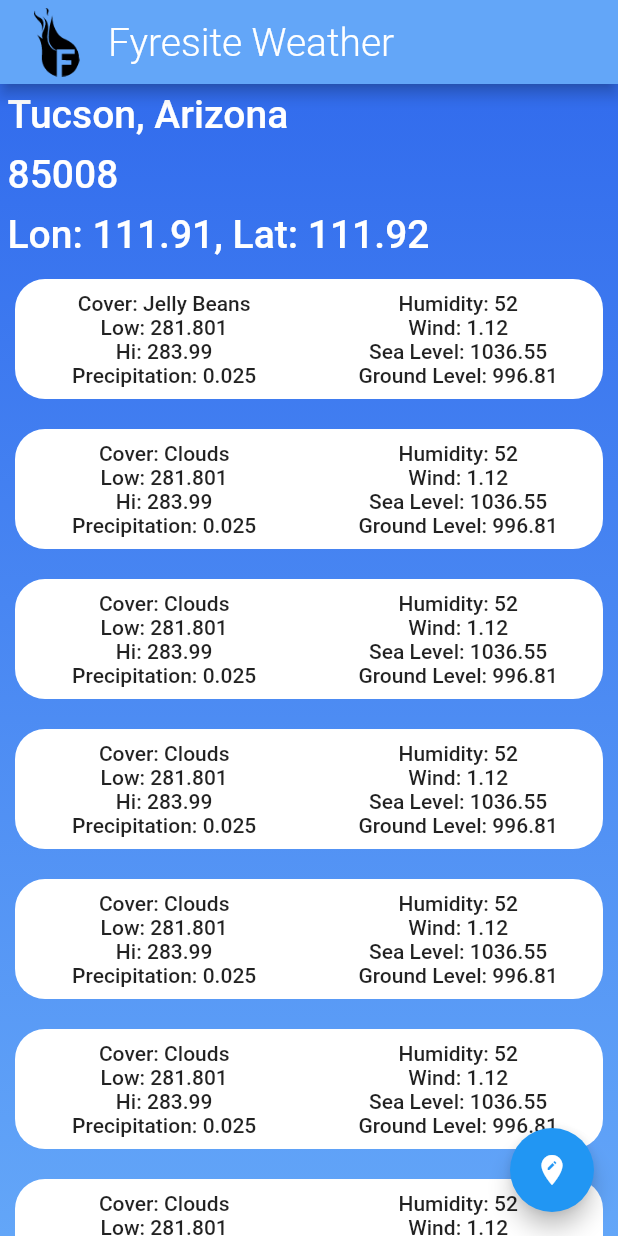
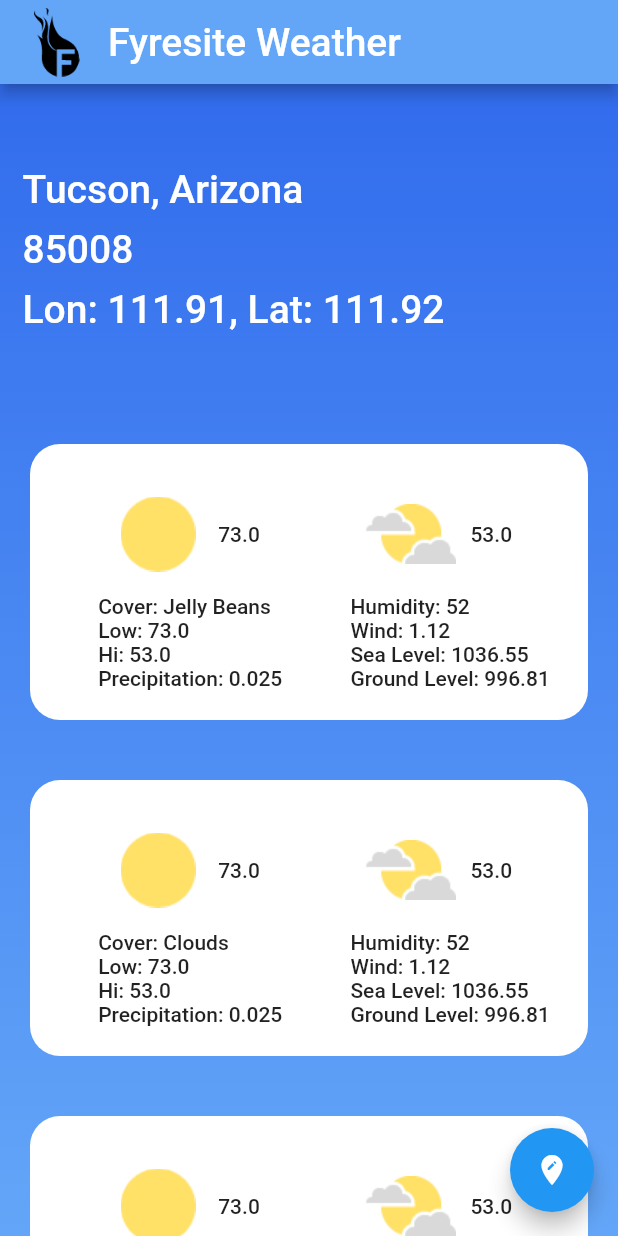
Before and after one commit to MasonEllwood/fyresite-weather, a Flutter app: the screen it shows after launch, on a phone screen of 412 x 824 dp. Run offline on Flutter 3.47's test engine with Material 2 defaults, Android fonts, the phone set to English and light mode, and no system bars.

Commit message:
cards set up

```diff
--- a/lib/providers/weather_provider.dart
+++ b/lib/providers/weather_provider.dart
@@ -18,8 +18,8 @@ class WeatherProvider with ChangeNotifier {
         id: 1,
         day: '2018-02-19 21:00:00',
         cover: 'Jelly Beans',
-        mintemperature: 281.801,
-        maxtemperature: 283.99,
+        mintemperature: 73,
+        maxtemperature: 53,
         percipitation: 0.025,
         humidity: 52,
         wind: 1.12,
@@ -29,8 +29,8 @@ class WeatherProvider with ChangeNotifier {
         id: 2,
         day: '2018-03-19 21:00:00',
         cover: 'Clouds',
-        mintemperature: 281.801,
-        maxtemperature: 283.99,
+        mintemperature: 73,
+        maxtemperature: 53,
         percipitation: 0.025,
         humidity: 52,
         wind: 1.12,
@@ -40,8 +40,8 @@ class WeatherProvider with ChangeNotifier {
         id: 3,
         day: '2018-04-19 21:00:00',
         cover: 'Clouds',
-        mintemperature: 281.801,
-        maxtemperature: 283.99,
+        mintemperature: 73,
+        maxtemperature: 53,
         percipitation: 0.025,
         humidity: 52,
         wind: 1.12,
@@ -51,8 +51,8 @@ class WeatherProvider with ChangeNotifier {
         id: 4,
         day: '2018-05-19 21:00:00',
         cover: 'Clouds',
-        mintemperature: 281.801,
-        maxtemperature: 283.99,
+        mintemperature: 73,
+        maxtemperature: 53,
         percipitation: 0.025,
         humidity: 52,
         wind: 1.12,
@@ -62,8 +62,8 @@ class WeatherProvider with ChangeNotifier {
         id: 5,
         day: '2018-06-19 21:00:00',
         cover: 'Clouds',
-        mintemperature: 281.801,
-        maxtemperature: 283.99,
+        mintemperature: 73,
+        maxtemperature: 53,
         percipitation: 0.025,
         humidity: 52,
         wind: 1.12,
@@ -73,8 +73,8 @@ class WeatherProvider with ChangeNotifier {
         id: 6,
         day: '2018-07-19 21:00:00',
         cover: 'Clouds',
-        mintemperature: 281.801,
-        maxtemperature: 283.99,
+        mintemperature: 73,
+        maxtemperature: 53,
         percipitation: 0.025,
         humidity: 52,
         wind: 1.12,
@@ -84,8 +84,8 @@ class WeatherProvider with ChangeNotifier {
         id: 7,
         day: '2018-08-19 21:00:00',
         cover: 'Clouds',
-        mintemperature: 281.801,
-        maxtemperature: 283.99,
+        mintemperature: 73,
+        maxtemperature: 53,
         percipitation: 0.025,
         humidity: 52,
         wind: 1.12,
--- a/lib/src/app.dart
+++ b/lib/src/app.dart
@@ -26,7 +26,7 @@ class App extends StatelessWidget {
               style: TextStyle(
                 color: Colors.white,
                 fontSize: 26.0,
-                fontFamily: 'RobotoLite',
+                fontFamily: 'RobotoBold',
               ),
             ),
           ),
--- a/lib/widgets/day_card.dart
+++ b/lib/widgets/day_card.dart
@@ -14,10 +14,10 @@ class _DayCardState extends State<DayCard> {
     return Container(
       // color: Colors.white,
       margin: const EdgeInsets.only(
-        top: 10.0,
-        bottom: 10.0,
-        left: 10.0,
-        right: 10.0,
+        top: 20.0,
+        bottom: 20.0,
+        left: 20.0,
+        right: 20.0,
       ),
       decoration: new BoxDecoration(
           color: Colors.white,
@@ -28,12 +28,39 @@ class _DayCardState extends State<DayCard> {
             bottomRight: const Radius.circular(20.0),
           )),
       child: Row(
-        mainAxisAlignment: MainAxisAlignment.spaceAround,
+        mainAxisAlignment: MainAxisAlignment.spaceEvenly,
         children: [
           Padding(
-            padding: const EdgeInsets.all(8.0),
+            padding: const EdgeInsets.all(20.0),
             child: Column(
+              crossAxisAlignment: CrossAxisAlignment.start,
               children: <Widget>[
+                Row(
+                  children: <Widget>[
+                    Column(
+                      crossAxisAlignment: CrossAxisAlignment.start,
+                      children: <Widget>[
+                        Image.asset(
+                          'images/sun.png',
+                          height: 80,
+                          width: 80,
+                        ),
+                      ],
+                    ),
+                    Column(
+                      children: <Widget>[
+                        Text(
+                          '${widget.currentDayLocationInfo.mintemperature}',
+                          style: TextStyle(
+                            fontSize: 14.0,
+                            fontFamily: 'RobotoBold',
+                          ),
+                          textAlign: TextAlign.left,
+                        ),
+                      ],
+                    ),
+                  ],
+                ),
                 Text(
                   'Cover: ${widget.currentDayLocationInfo.cover}',
                   style: TextStyle(
@@ -68,7 +95,33 @@ class _DayCardState extends State<DayCard> {
             ),
           ),
           Column(
+            crossAxisAlignment: CrossAxisAlignment.start,
             children: <Widget>[
+              Row(
+                children: <Widget>[
+                  Column(
+                    children: <Widget>[
+                      Image.asset(
+                        'images/clouds.png',
+                        height: 80,
+                        width: 80,
+                      ),
+                    ],
+                  ),
+                  Column(
+                    children: <Widget>[
+                      Text(
+                        '${widget.currentDayLocationInfo.maxtemperature}',
+                        style: TextStyle(
+                          fontSize: 14.0,
+                          fontFamily: 'RobotoBold',
+                        ),
+                        textAlign: TextAlign.left,
+                      ),
+                    ],
+                  ),
+                ],
+              ),
               Text(
                 'Humidity: ${widget.currentDayLocationInfo.humidity}',
                 style: TextStyle(
--- a/lib/widgets/title_card.dart
+++ b/lib/widgets/title_card.dart
@@ -11,7 +11,14 @@ class TitleCard extends StatefulWidget {
 class _TitleCardState extends State<TitleCard> {
   @override
   Widget build(BuildContext context) {
-    return Row(
+    return Container(
+      margin: const EdgeInsets.only(
+        top: 50.0,
+        bottom: 50.0,
+        left: 10.0,
+        right: 10.0,
+      ),
+      child: Row(
         children: <Widget>[
           Column(
             crossAxisAlignment: CrossAxisAlignment.start,
@@ -52,6 +59,7 @@ class _TitleCardState extends State<TitleCard> {
             ],
           ),
         ],
+      ),
     );
   }
 }
```
Also changed, not shown: images/clouds.png (added), images/sun.png (added). Lines whose indentation alone changed are shown as unchanged.
